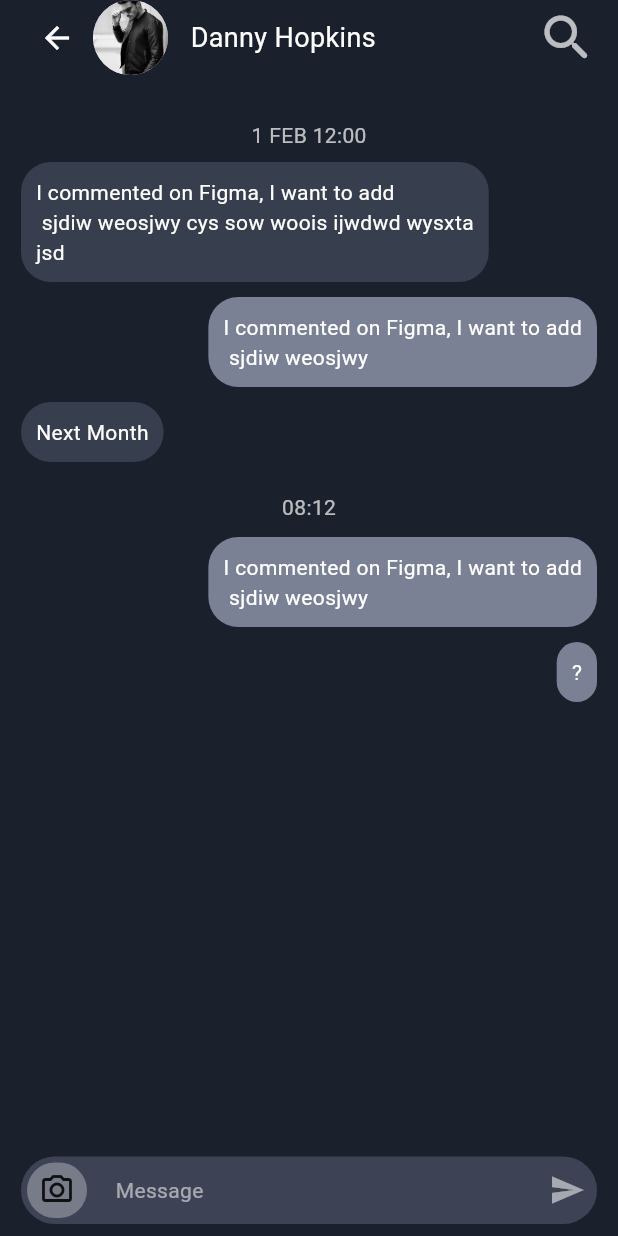
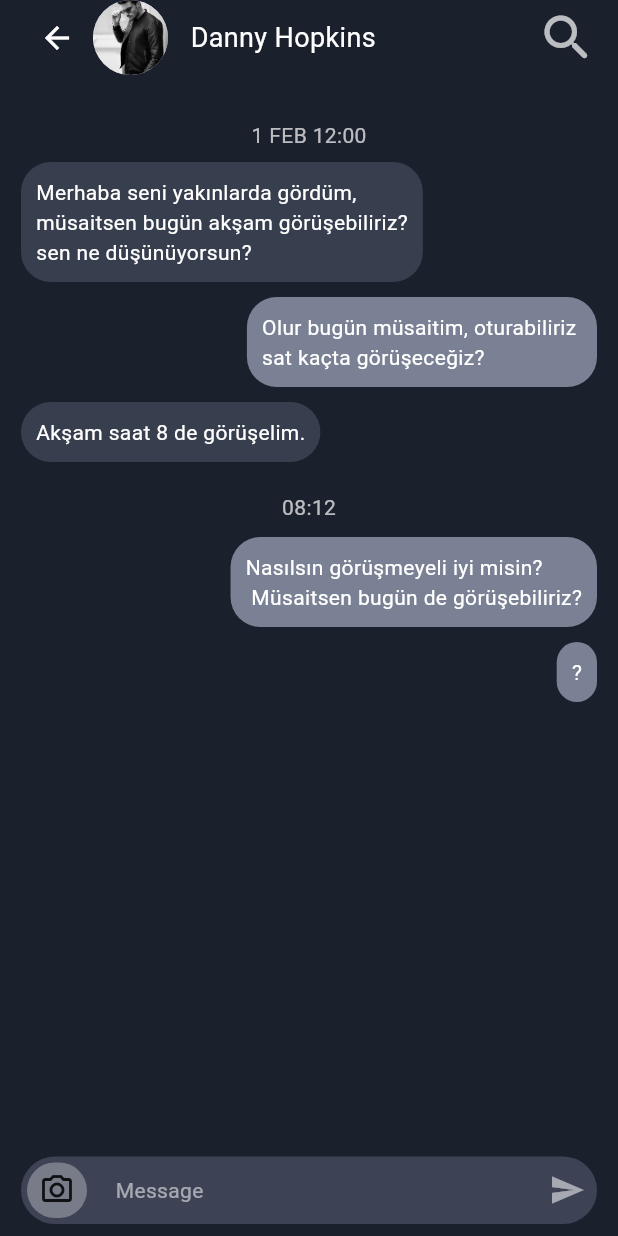
Before and after one commit to BilalEnesS/AppJam, a Flutter app: the screen it shows after launch, item 3 of the bottom bar chosen, after a tap on "Danny Hopkins", on a phone screen of 412 x 824 dp. Run offline on Flutter 3.47's test engine with Material 3 defaults, Android fonts, the light colour scheme and no system bars; Roboto replaces fonts that are missing (Quicksand).

Commit message:
Proje bitişi

```diff
--- a/lib/chatPage/chat_list.dart
+++ b/lib/chatPage/chat_list.dart
@@ -187,7 +187,7 @@ class HomeScreen extends StatelessWidget {
                                       fontSize: 17
                                   ),),
                                   SizedBox(width: 130,),
-                                  Text('08:43',style: TextStyle(
+                                  Text('08:38',style: TextStyle(
                                       color: Colors.white70
                                   ),),
                                 ],
@@ -228,7 +228,7 @@ class HomeScreen extends StatelessWidget {
                                       fontSize: 17
                                   ),),
                                   SizedBox(width: 100,),
-                                  Text('08:43',style: TextStyle(
+                                  Text('08:20',style: TextStyle(
                                       color: Colors.white70
                                   ),),
                                 ],
@@ -335,7 +335,7 @@ class HomeScreen extends StatelessWidget {
                                     fontSize: 17
                                 ),),
                                 SizedBox(width: 160,),
-                                Text('23 Mar',style: TextStyle(
+                                Text('20 Mar',style: TextStyle(
                                     color: Colors.white70
                                 ),),
                               ],
@@ -356,7 +356,7 @@ class HomeScreen extends StatelessWidget {
                         CircleAvatar(
                           radius: 30,
                           backgroundImage:
-                          Image.asset('assets/images/foto1.jpg').image,
+                          Image.asset('assets/images/boy1.jpeg').image,
                         ),
                         SizedBox(width: 10,),
                         const Column(
@@ -364,19 +364,19 @@ class HomeScreen extends StatelessWidget {
                           children: [
                             Row(
                               children: [
-                                Text('James Edlen',style: TextStyle(
+                                Text('Osman Ak',style: TextStyle(
                                     color: Colors.white,
                                     fontFamily: ('Quicksand'),
                                     fontSize: 17
                                 ),),
                                 SizedBox(width: 120,),
-                                Text('23 Mar',style: TextStyle(
+                                Text('19 Mar',style: TextStyle(
                                     color: Colors.white70
                                 ),),
                               ],
                             ),
                             SizedBox(height: 5,),
-                            Text("Were is another tutorial",style: TextStyle(
+                            Text("Naber",style: TextStyle(
                               color: Colors.white70,
                             ),),
                           ],
@@ -391,7 +391,7 @@ class HomeScreen extends StatelessWidget {
                         CircleAvatar(
                           radius: 30,
                           backgroundImage:
-                          Image.asset('assets/images/foto1.jpg').image,
+                          Image.asset('assets/images/boy1.jpeg').image,
                         ),
                         SizedBox(width: 10,),
                         const Column(
@@ -399,19 +399,19 @@ class HomeScreen extends StatelessWidget {
                           children: [
                             Row(
                               children: [
-                                Text('James Edlen',style: TextStyle(
+                                Text('Burak Eymen',style: TextStyle(
                                     color: Colors.white,
                                     fontFamily: ('Quicksand'),
                                     fontSize: 17
                                 ),),
                                 SizedBox(width: 120,),
-                                Text('23 Mar',style: TextStyle(
+                                Text('17 Mar',style: TextStyle(
                                     color: Colors.white70
                                 ),),
                               ],
                             ),
                             SizedBox(height: 5,),
-                            Text("Were is another tutorial",style: TextStyle(
+                            Text("Geliyorum",style: TextStyle(
                               color: Colors.white70,
                             ),),
                           ],
@@ -426,7 +426,7 @@ class HomeScreen extends StatelessWidget {
                         CircleAvatar(
                           radius: 30,
                           backgroundImage:
-                          Image.asset('assets/images/foto1.jpg').image,
+                          Image.asset('assets/images/girl1.jpg').image,
                         ),
                         SizedBox(width: 10,),
                         const Column(
@@ -434,19 +434,19 @@ class HomeScreen extends StatelessWidget {
                           children: [
                             Row(
                               children: [
-                                Text('James Edlen',style: TextStyle(
+                                Text('Bengi Su',style: TextStyle(
                                     color: Colors.white,
                                     fontFamily: ('Quicksand'),
                                     fontSize: 17
                                 ),),
                                 SizedBox(width: 120,),
-                                Text('23 Mar',style: TextStyle(
+                                Text('13 Mar',style: TextStyle(
                                     color: Colors.white70
                                 ),),
                               ],
                             ),
                             SizedBox(height: 5,),
-                            Text("Were is another tutorial",style: TextStyle(
+                            Text("Hangi ders var?",style: TextStyle(
                               color: Colors.white70,
                             ),),
                           ],
@@ -461,7 +461,7 @@ class HomeScreen extends StatelessWidget {
                         CircleAvatar(
                           radius: 30,
                           backgroundImage:
-                          Image.asset('assets/images/foto1.jpg').image,
+                          Image.asset('assets/images/girl2.jpg').image,
                         ),
                         SizedBox(width: 10,),
                         const Column(
@@ -469,19 +469,19 @@ class HomeScreen extends StatelessWidget {
                           children: [
                             Row(
                               children: [
-                                Text('James Edlen',style: TextStyle(
+                                Text('Helen Ark',style: TextStyle(
                                     color: Colors.white,
                                     fontFamily: ('Quicksand'),
                                     fontSize: 17
                                 ),),
                                 SizedBox(width: 120,),
-                                Text('23 Mar',style: TextStyle(
+                                Text('10 Mar',style: TextStyle(
                                     color: Colors.white70
                                 ),),
                               ],
                             ),
                             SizedBox(height: 5,),
-                            Text("Were is another tutorial",style: TextStyle(
+                            Text("WHY?",style: TextStyle(
                               color: Colors.white70,
                             ),),
                           ],
--- a/lib/chatPage/chat_screen.dart
+++ b/lib/chatPage/chat_screen.dart
@@ -58,7 +58,7 @@ class ChatScreen extends StatelessWidget {
                     ),
                     child: const Padding(
                       padding: EdgeInsets.all(10.0),
-                      child: Text('I commented on Figma, I want to add\n sjdiw weosjwy cys sow woois ijwdwd wysxta\njsd',style: TextStyle(
+                      child: Text('Merhaba seni yakınlarda gördüm, \nmüsaitsen bugün akşam görüşebiliriz?\nsen ne düşünüyorsun?',style: TextStyle(
                         color: Colors.white,
                       ),),
                     ),
@@ -67,7 +67,7 @@ class ChatScreen extends StatelessWidget {
               ),
               SizedBox(height: 10,),
               Row(
-                mainAxisAlignment: MainAxisAlignment.end, // Mesajları sağa yasla
+                mainAxisAlignment: MainAxisAlignment.end,
                 children: [
                   Container(
                     decoration:BoxDecoration(
@@ -76,7 +76,7 @@ class ChatScreen extends StatelessWidget {
                     ),
                     child: const Padding(
                       padding: EdgeInsets.all(10.0),
-                      child: Text('I commented on Figma, I want to add\n sjdiw weosjwy',style: TextStyle(
+                      child: Text('Olur bugün müsaitim, oturabiliriz \nsat kaçta görüşeceğiz?',style: TextStyle(
                         color: Colors.white,
                       ),),
                     ),
@@ -91,7 +91,7 @@ class ChatScreen extends StatelessWidget {
                 ),
                 child: const Padding(
                   padding: EdgeInsets.all(10.0),
-                  child: Text('Next Month',style: TextStyle(
+                  child: Text('Akşam saat 8 de görüşelim.',style: TextStyle(
                     color: Colors.white,
                   ),),
                 ),
@@ -105,7 +105,7 @@ class ChatScreen extends StatelessWidget {
               ),
               SizedBox(height: 10,),
               Row(
-                mainAxisAlignment: MainAxisAlignment.end, // Mesajları sağa yasla
+                mainAxisAlignment: MainAxisAlignment.end,
                 children: [
                   Container(
                     decoration:BoxDecoration(
@@ -114,7 +114,7 @@ class ChatScreen extends StatelessWidget {
                     ),
                     child: const Padding(
                       padding: EdgeInsets.all(10.0),
-                      child: Text('I commented on Figma, I want to add\n sjdiw weosjwy',style: TextStyle(
+                      child: Text('Nasılsın görüşmeyeli iyi misin?\n Müsaitsen bugün de görüşebiliriz?',style: TextStyle(
                         color: Colors.white,
                       ),),
                     ),
@@ -123,7 +123,7 @@ class ChatScreen extends StatelessWidget {
               ),
               SizedBox(height: 10,),
               Row(
-                mainAxisAlignment: MainAxisAlignment.end, // Mesajları sağa yasla
+                mainAxisAlignment: MainAxisAlignment.end,
                 children: [
                   Container(
                     decoration:BoxDecoration(
--- a/lib/traveler.dart
+++ b/lib/traveler.dart
@@ -87,11 +87,11 @@ class _ChatPageState extends State<ChatPage> {
                 return ListTile(
                   title: Text(
                     message['content']!,
-                    style: TextStyle(color: Colors.white), // Yazı rengini beyaz yapar
+                    style: TextStyle(color: Colors.white),
                   ),
                   subtitle: Text(
                     message['role']!,
-                    style: TextStyle(color: Colors.white), // Yazı rengini beyaz yapar
+                    style: TextStyle(color: Colors.white),
                   ),
                 );
               },
@@ -105,19 +105,19 @@ class _ChatPageState extends State<ChatPage> {
                   child: TextField(
                     controller: _controller,
                     decoration: InputDecoration(
-                      hintText: 'Bir il yazın...',
-                      hintStyle: TextStyle(color: Colors.white), // İpucu metninin rengini beyaz yapar
+                      hintText: 'Nasıl yardımcı olabilirim?',
+                      hintStyle: TextStyle(color: Colors.white),
                       border: OutlineInputBorder(
-                        borderSide: BorderSide(color: Colors.white), // Kutu kenar rengini beyaz yapar
+                        borderSide: BorderSide(color: Colors.white),
                       ),
                       enabledBorder: OutlineInputBorder(
-                        borderSide: BorderSide(color: Colors.white), // Aktif olmayan kutu kenar rengini beyaz yapar
+                        borderSide: BorderSide(color: Colors.white),
                       ),
                       focusedBorder: OutlineInputBorder(
-                        borderSide: BorderSide(color: Colors.white), // Odaklanılan kutu kenar rengini beyaz yapar
+                        borderSide: BorderSide(color: Colors.white),
                       ),
                     ),
-                    style: TextStyle(color: Colors.white), // Metin kutusu rengini beyaz yapar
+                    style: TextStyle(color: Colors.white),
                   ),
                 ),
                 IconButton(
@@ -125,7 +125,7 @@ class _ChatPageState extends State<ChatPage> {
                   onPressed: () {
                     final message = _controller.text.trim();
                     if (message.isNotEmpty) {
-                      _sendMessage("$message iline ait gezilecek yerleri listeler misin?");
+                      _sendMessage(message);
                       _controller.clear();
                     }
                   },
```
